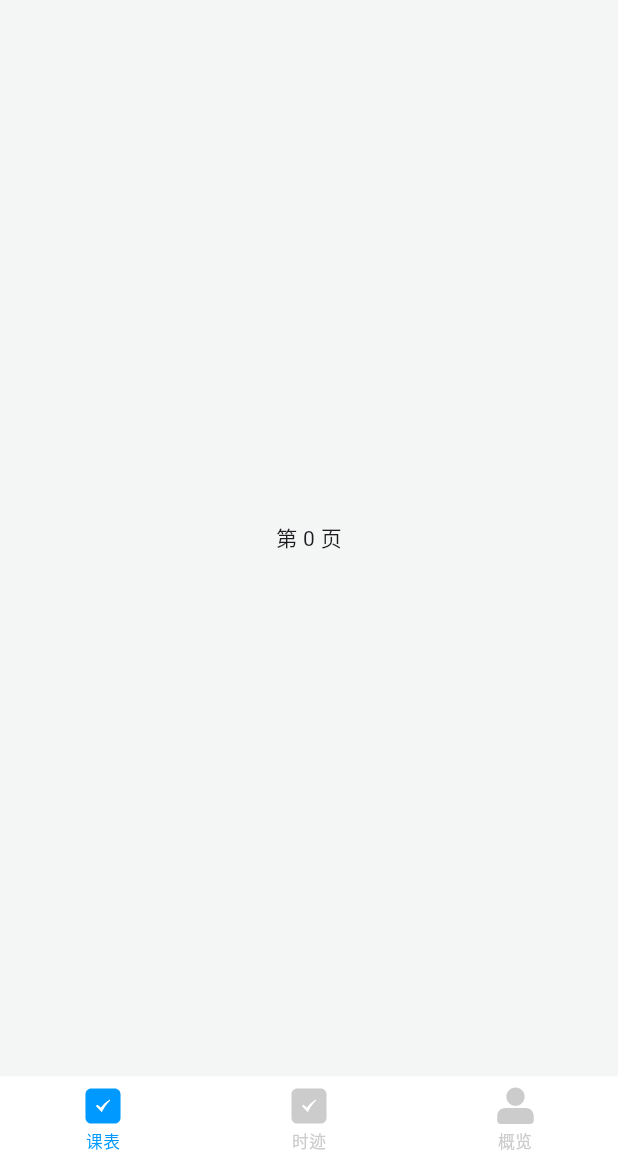
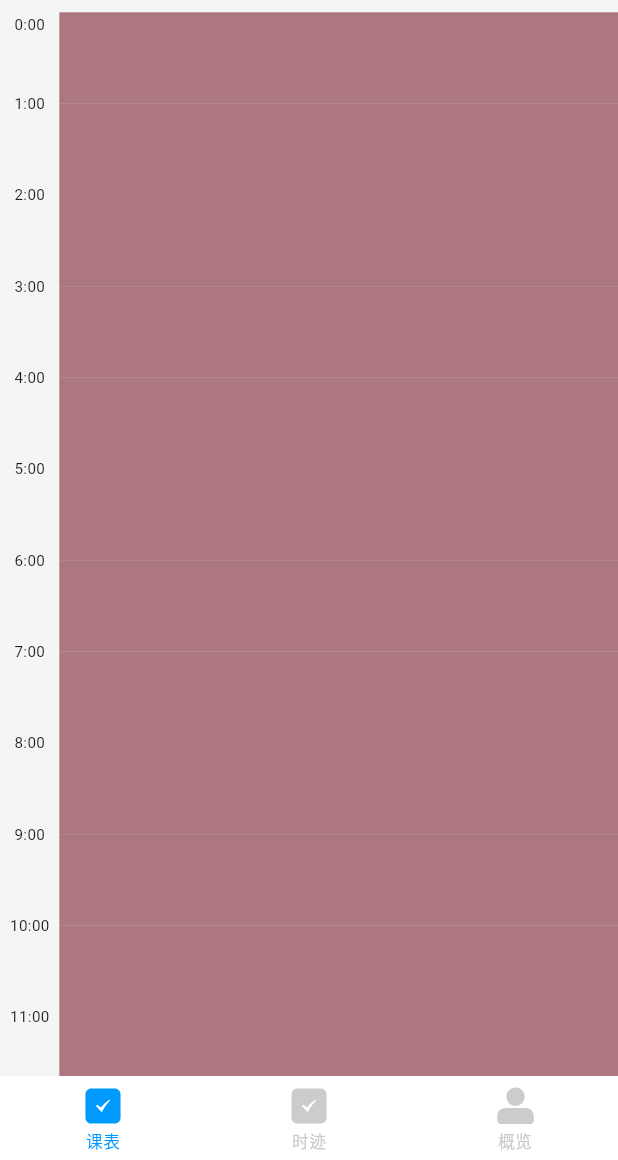
Before and after one commit to darren-you/timestep, a Flutter app: the screen it shows after launch, swiped to page 2, on a phone screen of 412 x 824 dp, the part 76-1236 px from its top. Run offline on Flutter 3.47's test engine with Material 3 defaults, Android fonts, the phone set to English and light mode, and no system bars; our stand-ins replace date_format, dio, extended_image, flutter_screenutil, flutter_smart_dialog, flutter_staggered_animations and 5 more; accounts and stored records are empty; network calls fail.

Commit message:
Todo页面搭建

```diff
--- a/lib/business/todo/todo_page.dart
+++ b/lib/business/todo/todo_page.dart
@@ -3,6 +3,7 @@ import 'package:flutter_screenutil/flutter_screenutil.dart';
 import 'package:flutter_svg/flutter_svg.dart';
 import 'package:get/get.dart';
 import 'package:timestep/business/todo/todo_page_controller.dart';
+import 'package:timestep/utils/color_util.dart';
 import 'package:timestep/utils/date_util.dart';
 
 import '../../components/container/custom_icon_button.dart';
@@ -37,18 +38,7 @@ class TodoPage extends GetView<TodoPageController> {
             ),
 
             // Todo内容
-            Expanded(
-              child: PageView.builder(
-                itemCount: 5,
-                //controller: controller.pageController,
-                onPageChanged: (pageIndex) {},
-                itemBuilder: (context, index) {
-                  return Center(
-                    child: Text("第 $index 页"),
-                  );
-                },
-              ),
-            ),
+            _todoWiget(controller),
 
             // 底部导航行高度
             Padding(
@@ -206,4 +196,96 @@ class TodoPage extends GetView<TodoPageController> {
       ),
     );
   }
+
+  /// 时间margin
+  double _timeMargin(int index) {
+    var margin = 0.0.h;
+    if (index == 0) {
+      margin = 0.0.h;
+    } else if (index == 1 || index == 24) {
+      margin = 36.h;
+    } else {
+      margin = 44.h;
+    }
+
+    return margin;
+  }
+
+  /// ToDo 内容部分
+  Widget _todoWiget(TodoPageController controller) {
+    return Expanded(
+      child: Obx(
+        () => PageView.builder(
+          itemCount: controller.daysInMonthList.value.length,
+          controller: controller.todoPageController,
+          onPageChanged: (pageIndex) =>
+              controller.todoPageChanged(pageIndex + 1),
+          itemBuilder: (context, index) {
+            return MediaQuery.removePadding(
+              context: context,
+              removeTop: true,
+              child: SingleChildScrollView(
+                physics: const AlwaysScrollableScrollPhysics(),
+                child: Stack(
+                  children: [
+                    Positioned(
+                      left: 0,
+                      top: 8.h,
+                      child: Column(
+                        children: List.generate(25, (index) {
+                          return Container(
+                            alignment: Alignment.topCenter,
+                            width: 36.w,
+                            //height: 60.h,
+                            margin: EdgeInsets.only(top: _timeMargin(index)),
+                            //color: ColorUtil.getRandomColor(),
+                            child: Container(
+                              alignment: Alignment.center,
+                              height: 16.h,
+                              //color: Colors.amber,
+                              child: Text(
+                                '$index:00',
+                                style: TextStyle(fontSize: 10.sp),
+                              ),
+                            ),
+                          );
+                        }),
+                      ),
+                    ),
+                    Positioned(
+                      //left: 36,
+                      //top: 0,
+                      child: Row(
+                        children: [
+                          SizedBox(width: 36.w),
+                          Expanded(
+                            child: Column(
+                              children: [
+                                SizedBox(height: 8.h),
+                                Column(
+                                  children: List.generate(24, (index) {
+                                    return Container(
+                                      alignment: Alignment.center,
+                                      //margin: EdgeInsets.only(top: index == 0 ? 8.h : 0),
+                                      height: 60.h,
+                                      color: ColorUtil.getRandomColor(),
+                                    );
+                                  }),
+                                ),
+                                SizedBox(height: 8.h),
+                              ],
+                            ),
+                          ),
+                        ],
+                      ),
+                    ),
+                  ],
+                ),
+              ),
+            );
+          },
+        ),
+      ),
+    );
+  }
 }
--- a/lib/enumm/color_enum.dart
+++ b/lib/enumm/color_enum.dart
@@ -1,8 +1,6 @@
 import 'package:flutter/material.dart';
 
-/*
-  @description 定义自定义颜色枚举类
- */
+/// 定义自定义颜色枚举类
 enum MyColors {
   background1(color: Color.fromARGB(250, 240, 240, 240)),
   background(color: Color(0xFFF4F6F5)),
--- a/lib/main.dart
+++ b/lib/main.dart
@@ -42,7 +42,7 @@ class WejindaApp extends StatelessWidget {
           defaultTransition: Transition.native, // 页面跳转默认动画
           routingCallback: RoutingListener.routingListner,
           theme: ThemeData(platform: TargetPlatform.iOS),
-          debugShowCheckedModeBanner: false,
+          debugShowCheckedModeBanner: true,
           onInit: () {
             MyScreenUtil.getInstance().init(context);
           },
--- a/lib/utils/color_util.dart
+++ b/lib/utils/color_util.dart
@@ -1,3 +1,5 @@
+import 'dart:math';
+
 import 'package:flutter/material.dart';
 
 class HexColor extends Color {
@@ -22,3 +24,12 @@ class HexColor extends Color {
   HexColor(final String hexColor, {int alpha = 100})
       : super(_getColorFromHex(hexColor, alpha));
 }
+
+class ColorUtil {
+  ColorUtil._();
+
+  static Color getRandomColor() {
+    final random = Random();
+    return Color(0xFFFFFFFF & random.nextInt(0xFFFFFFFF));
+  }
+}
```
Also changed, not shown: lib/business/time_table/course_table/components/course_week.dart (+24 -16 lines), lib/business/todo/todo_page_controller.dart (+23 -5 lines), 1 other file.
